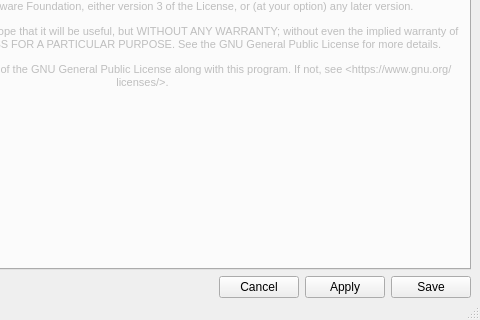
Above: UI/SettingsManager/mainwindow.ui from trickypr/linux-game-console before the change; both pictures show x 192 to 672 and y 337 to 657 of the 672 by 657 pixel window. Below: the same form after it.
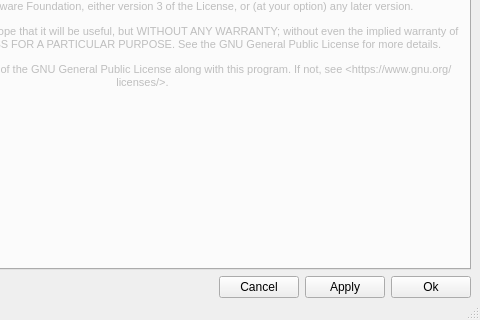
That is the form after the change.

```diff
--- a/UI/SettingsManager/mainwindow.ui
+++ b/UI/SettingsManager/mainwindow.ui
@@ -261,7 +261,7 @@
       <item>
        <widget class="QPushButton" name="pushButton_save">
         <property name="text">
-         <string>Save</string>
+         <string>Ok</string>
         </property>
        </widget>
       </item>
```
